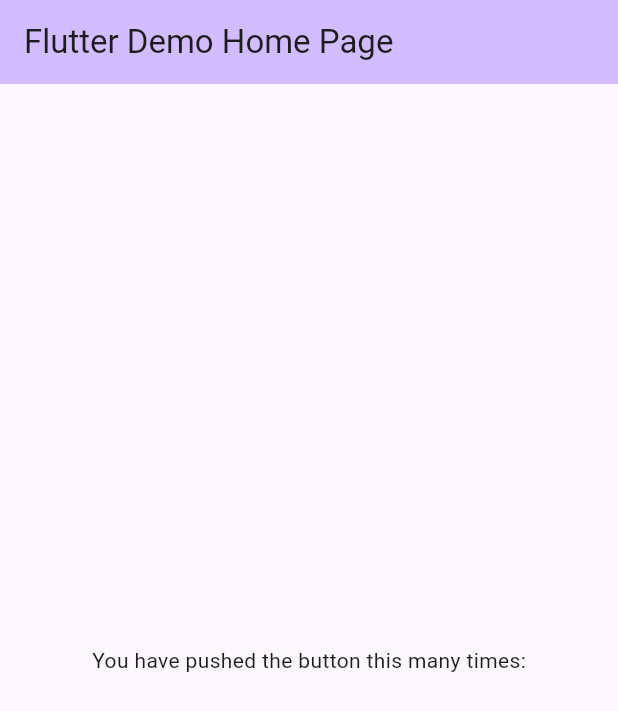
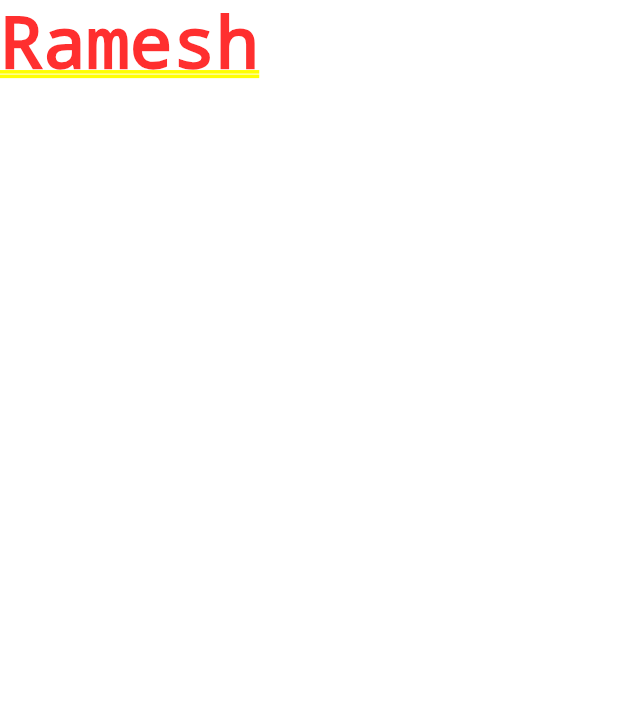
Before and after one commit to rameshsdeveloper/learnapp, a Flutter app: the screen it shows after launch, on a phone screen of 412 x 824 dp. Shown: the top 711 px of the screen. Run offline on Flutter 3.47's test engine with Material 3 defaults, Android fonts, the phone set to English and light mode, and no system bars.

Commit message:
Changes in Complex widgets

```diff
--- a/lib/main.dart
+++ b/lib/main.dart
@@ -1,58 +1,5 @@
 import 'package:flutter/material.dart';
 
 void main() {
-  runApp(const MyApp());
+  runApp(MaterialApp(home: Text("Ramesh")));
 }
-
-class MyApp extends StatelessWidget {
-  const MyApp({super.key});
-
-  // This widget is the root of your application.
-  @override
-  Widget build(BuildContext context) {
-    return MaterialApp(
-      title: 'Flutter Demo',
-      theme: ThemeData(
-
-        colorScheme: ColorScheme.fromSeed(seedColor: Colors.deepPurple),
-        useMaterial3: true,
-      ),
-      home: const MyHomePage(title: 'Flutter Demo Home Page'),
-    );
-  }
-}
-
-class MyHomePage extends StatefulWidget {
-  const MyHomePage({super.key, required this.title});
-
-
-  final String title;
-
-  @override
-  State<MyHomePage> createState() => _MyHomePageState();
-}
-
-class _MyHomePageState extends State<MyHomePage> {
-
-
-  @override
-  Widget build(BuildContext context) {
-    return Scaffold(
-      appBar: AppBar(
-        backgroundColor: Theme.of(context).colorScheme.inversePrimary,
-        title: Text(widget.title),
-      ),
-      body: Center(
-        child: Column(
-          mainAxisAlignment: MainAxisAlignment.center,
-          children: <Widget>[
-            const Text(
-              'You have pushed the button this many times:',
-            ),
-
-          ],
-        ),
-      ),
-       );
-  }
-}
```
